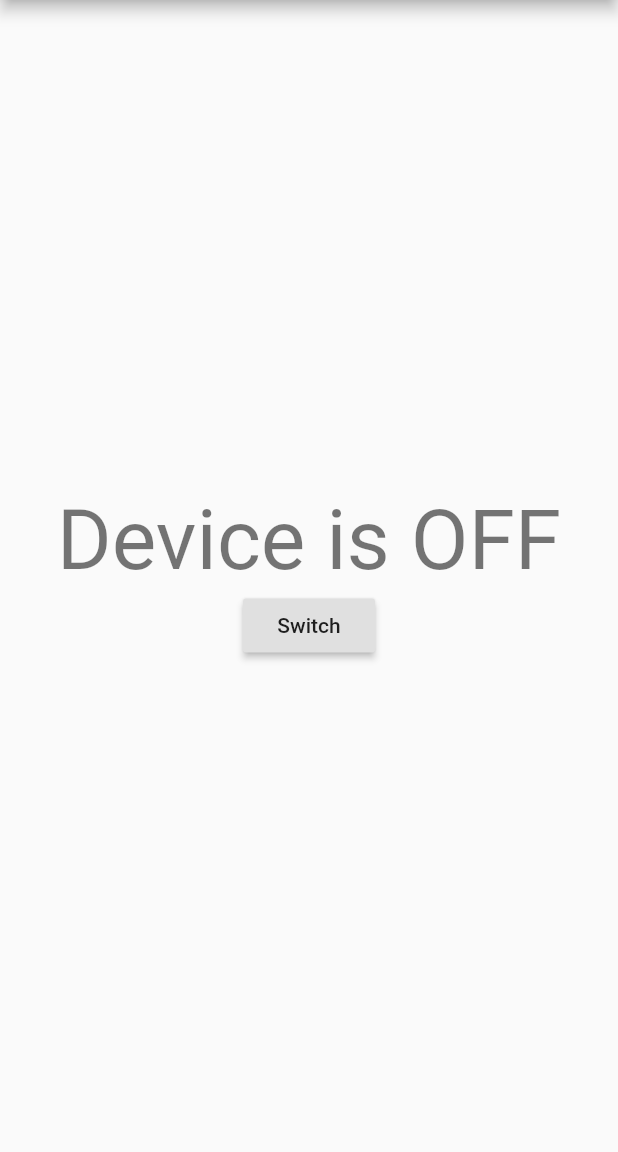
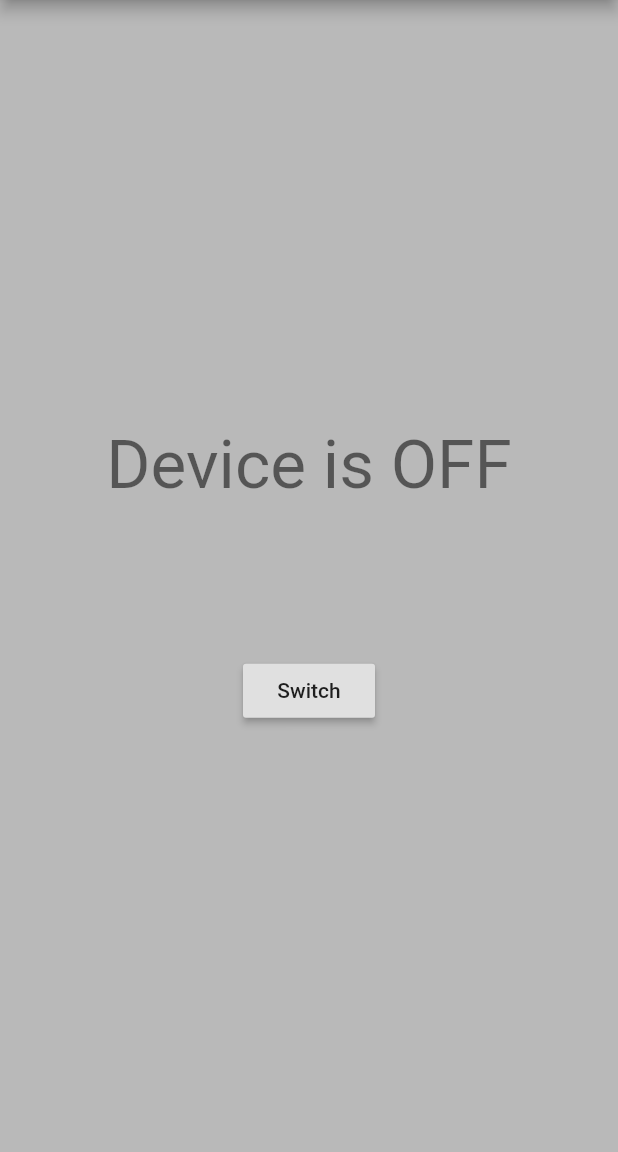
Before and after one commit to lorespaul/iot-end-to-end, a Flutter app: the screen it shows after launch, on a phone screen of 412 x 824 dp, the part 84-1236 px from its top. Run offline on Flutter 3.47's test engine with Material 2 defaults, Android fonts, the phone set to English and light mode, and no system bars; our stand-ins replace flutter_dotenv, flutter_spinkit, shared_preferences; missing offline and left inert: flutter_guid, http_interceptor; statements that could not run were skipped.

Commit message:
flutter spinner

```diff
--- a/on_off_app/lib/widgets/on_off_switch.dart
+++ b/on_off_app/lib/widgets/on_off_switch.dart
@@ -1,5 +1,6 @@
 import 'package:flutter/material.dart';
 import 'package:on_off_app/services/message_service.dart';
+import 'package:flutter_spinkit/flutter_spinkit.dart';
 
 class OnOffSwitch extends StatefulWidget {
   @override
@@ -11,7 +12,7 @@ class _OnOffSwitchState extends State<OnOffSwitch> {
   static const String _OFF = "OFF";
 
   String _status;
-  bool _buttonDisabled;
+  bool _isLoading;
 
   final MessageService _messageService = MessageService();
   Future<String> _futureMessage;
@@ -20,21 +21,31 @@ class _OnOffSwitchState extends State<OnOffSwitch> {
   void initState() {
     super.initState();
     _status = _OFF;
-    _buttonDisabled = false;
-    _futureMessage = _messageService.getMessage();
+    _isLoading = false;
+    _futureMessage = _messageService.getMessage(pool: true);
   }
 
   @override
   Widget build(BuildContext context) {
-    return Column(
+    var children = <Widget>[
+      Positioned.fill(
+        top: 0,
+        left: 0,
+        right: 0,
+        bottom: 0,
+        child: Container(
+          color: Colors.black26,
+          child: Column(
             mainAxisAlignment: MainAxisAlignment.center,
-      children: [
+            crossAxisAlignment: CrossAxisAlignment.center,
+            children: <Widget>[
               DefaultTextStyle(
-          style: Theme.of(context).textTheme.headline2,
+                style: Theme.of(context).textTheme.headline3,
                 textAlign: TextAlign.center,
                 child: FutureBuilder<String>(
                   future: _futureMessage,
-            builder: (BuildContext context, AsyncSnapshot<String> snapshot) {
+                  builder:
+                      (BuildContext context, AsyncSnapshot<String> snapshot) {
                     if (snapshot.connectionState == ConnectionState.done &&
                         snapshot.data != null) {
                       print('response ${snapshot.data}');
@@ -44,11 +55,16 @@ class _OnOffSwitchState extends State<OnOffSwitch> {
                   },
                 ),
               ),
+              Container(
+                height: 100.0,
+              ),
               RaisedButton(
                 child: Text('Switch'),
                 onPressed: () async {
-            if (!_buttonDisabled) {
-              _buttonDisabled = true;
+                  if (!_isLoading) {
+                    setState(() {
+                      _isLoading = true;
+                    });
                     final sendStatus = _status == _OFF ? _ON : _OFF;
                     print('sending message $sendStatus');
                     final sent = await _messageService.sendMessage(sendStatus);
@@ -59,14 +75,14 @@ class _OnOffSwitchState extends State<OnOffSwitch> {
                         await Future.delayed(Duration(milliseconds: 500));
                         newStatus = await _messageService.getMessage();
                         count++;
-                } while (newStatus == _status && count < 10);
+                      } while (newStatus == _status && count < 20);
                       setState(() {
                         if (newStatus != _status) {
                           _futureMessage = Future.value(newStatus);
                         } else {
                           print('bad response');
                         }
-                  _buttonDisabled = false;
+                        _isLoading = false;
                       });
                     } else {
                       print('message not sent');
@@ -75,6 +91,31 @@ class _OnOffSwitchState extends State<OnOffSwitch> {
                 },
               ),
             ],
+          ),
+        ),
+      ),
+    ];
+
+    if (_isLoading) {
+      children.add(
+        Positioned.fill(
+          top: 0,
+          left: 0,
+          right: 0,
+          bottom: 0,
+          child: Container(
+            color: Colors.black.withOpacity(0.7),
+            child: SpinKitRotatingCircle(
+              color: Colors.white,
+              size: 50.0,
+            ),
+          ),
+        ),
+      );
+    }
+
+    return Stack(
+      children: children,
     );
   }
 }
--- a/on_off_app/pubspec.yaml
+++ b/on_off_app/pubspec.yaml
@@ -41,6 +41,7 @@ dev_dependencies:
   flutter_dotenv: ^2.1.0
   shared_preferences: ^0.5.12+4
   flutter_guid: ^0.1.0
+  flutter_spinkit: "^4.1.2"
 
 # For information on the generic Dart part of this file, see the
 # following page: https://dart.dev/tools/pub/pubspec
```
Also changed, not shown: on_off_app/pubspec.lock. Lines whose indentation alone changed are shown as unchanged.
